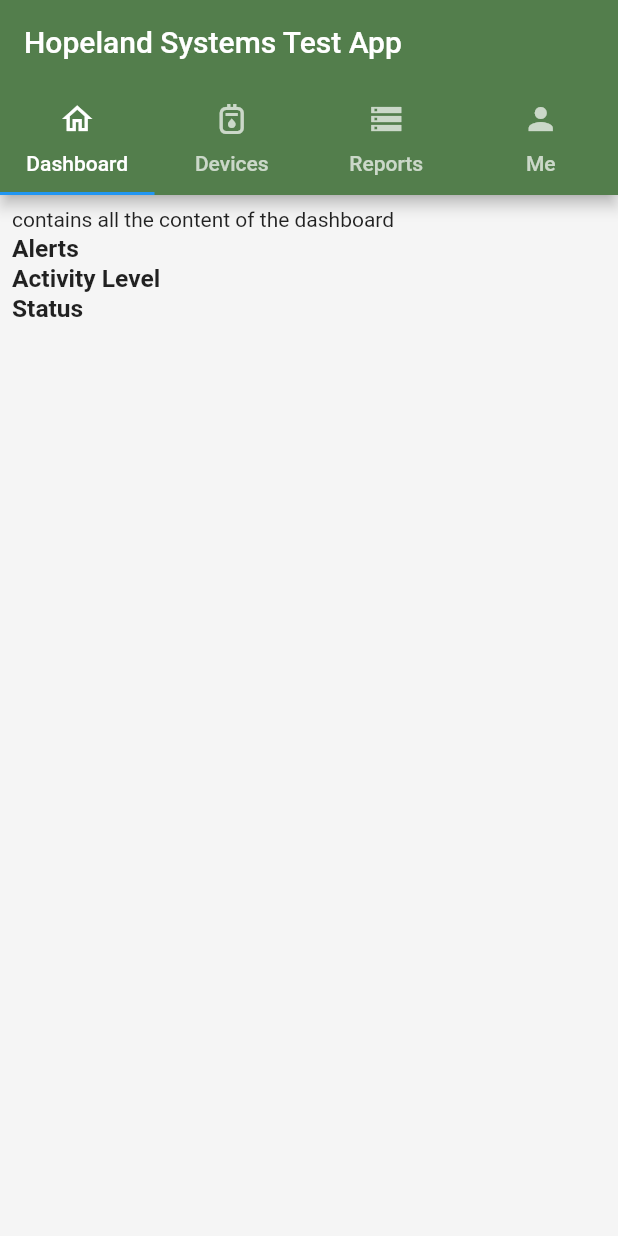
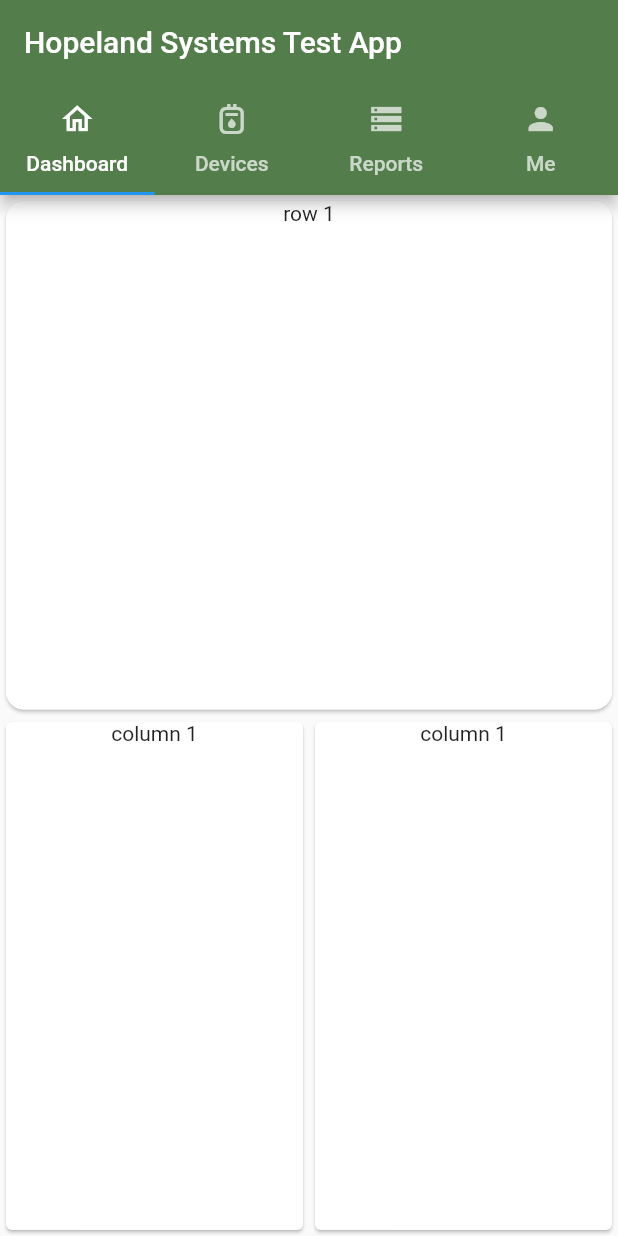
Before and after one commit to Hopeland-Systems-Capstone/Website, a Flutter app: the screen it shows after launch, on a phone screen of 412 x 824 dp. Run offline on Flutter 3.47's test engine with Material 2 defaults, Android fonts, the light colour scheme and no system bars; drawn by our look-alikes of flutter_html; missing offline and left inert: dart:html.

Commit message:
Made a 2nd version of dashboard page using only dart
DashboardPageStateV2 shows a version of the page using only dart

```diff
--- a/flutter_app/lib/dashboard_page.dart
+++ b/flutter_app/lib/dashboard_page.dart
@@ -7,8 +7,8 @@
   const DashboardPage({super.key});
 
   @override
-  State<DashboardPage> createState() => _DashboardPageState();
-  //State<DashboardPage> createState() => _DashboardPageState_V2();
+  //State<DashboardPage> createState() => _DashboardPageState();
+  State<DashboardPage> createState() => _DashboardPageStateV2();
 }
 
 class _DashboardPageState extends State<DashboardPage> {
@@ -16,7 +16,7 @@
   @override
   Widget build(BuildContext context) {
     return Container(
-        color: Color.fromARGB(255, 245, 245, 245),
+        color: const Color.fromARGB(255, 245, 245, 245),
         child: Html(
           data: htmlData,
           tagsList: Html.tags,
@@ -54,10 +54,66 @@
 """;
 
 // ------------ An version of the page not using HTML ----------//
-class _DashboardPageState_V2 extends State<DashboardPage> {
+class _DashboardPageStateV2 extends State<DashboardPage> {
   Future<void> computeFuture = Future.value();
   @override
   Widget build(BuildContext context) {
-    return Container();
+    return Scaffold(
+      body: SafeArea(
+        child: Column(
+          crossAxisAlignment: CrossAxisAlignment.stretch,
+          //mainAxisAlignment: MainAxisAlignment.spaceBetween, //???
+          children: <Widget>[
+            Expanded(
+              child: Column(
+                crossAxisAlignment: CrossAxisAlignment.stretch,
+                //mainAxisAlignment: MainAxisAlignment.spaceEvenly,
+                children: [
+                  Expanded(
+                    child: Card(
+                      shape: RoundedRectangleBorder(
+                        side: BorderSide(
+                          color: Theme.of(context).colorScheme.outline,
+                        ),
+                        borderRadius:
+                            const BorderRadius.all(Radius.circular(12)),
+                      ),
+                      child: const Text(
+                        'row 1',
+                        textAlign: TextAlign.center,
+                      ),
+                    ),
+                  ),
+                  Expanded(
+                    child: Row(
+                      crossAxisAlignment: CrossAxisAlignment.stretch,
+                      mainAxisAlignment: MainAxisAlignment.spaceEvenly,
+                      children: <Widget>[
+                        Expanded(
+                          child: Card(
+                            child: Text(
+                              'column 1',
+                              textAlign: TextAlign.center,
+                            ),
+                          ),
+                        ),
+                        Expanded(
+                          child: Card(
+                            child: Text(
+                              'column 1',
+                              textAlign: TextAlign.center,
+                            ),
+                          ),
+                        ),
+                      ],
+                    ),
+                  ),
+                ],
+              ),
+            )
+          ],
+        ),
+      ),
+    );
   }
 }
```
